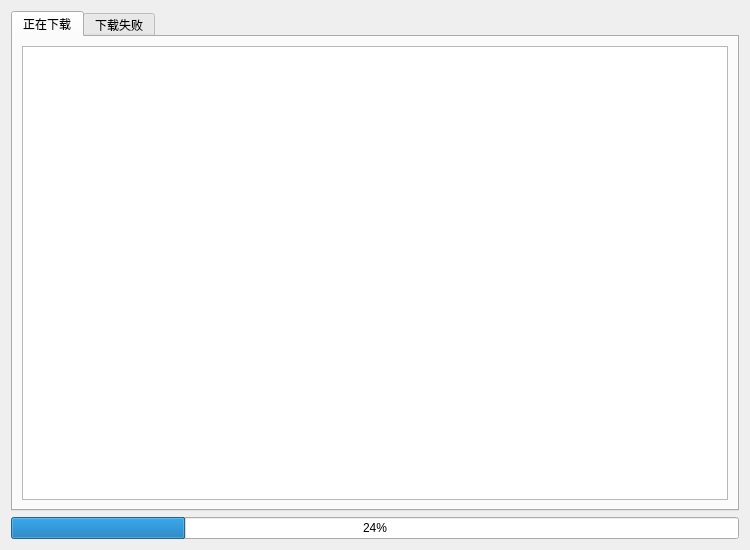
First picture: the form in ui/downloadqueuedialog.ui, repository jing332/xmly-downloader-qt5, before the edit.
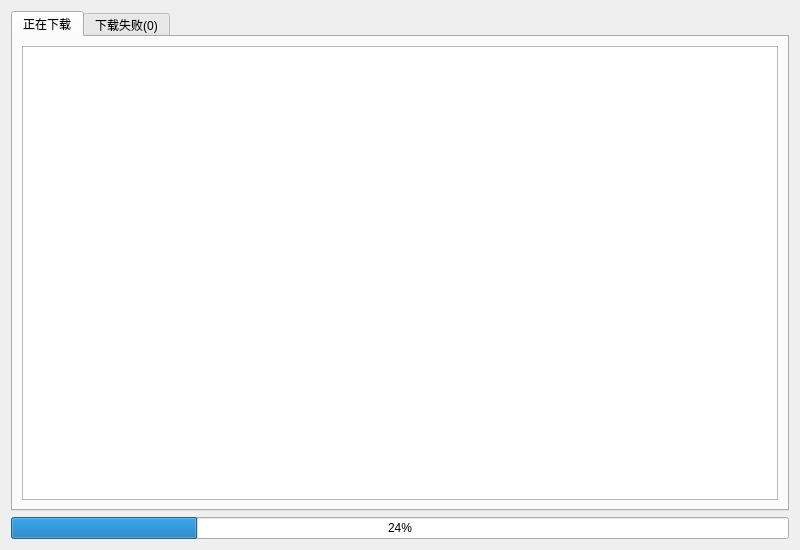
Second picture: the form after the edit.

Commit message: 一些UI的改动和支持追踪每个文件的下载进度

Patch:
```diff
--- a/ui/downloadqueuedialog.ui
+++ b/ui/downloadqueuedialog.ui
@@ -6,19 +6,28 @@
    <rect>
     <x>0</x>
     <y>0</y>
-    <width>750</width>
+    <width>800</width>
     <height>550</height>
    </rect>
   </property>
+  <property name="sizePolicy">
+   <sizepolicy hsizetype="Minimum" vsizetype="Preferred">
+    <horstretch>0</horstretch>
+    <verstretch>0</verstretch>
+   </sizepolicy>
+  </property>
   <property name="minimumSize">
    <size>
-    <width>500</width>
+    <width>670</width>
     <height>350</height>
    </size>
   </property>
   <property name="windowTitle">
    <string>下载管理</string>
   </property>
+  <property name="styleSheet">
+   <string notr="true"/>
+  </property>
   <layout class="QVBoxLayout" name="verticalLayout">
    <item>
     <widget class="QTabWidget" name="tabWidget">
@@ -34,13 +43,23 @@
       </attribute>
       <layout class="QHBoxLayout" name="horizontalLayout">
        <item>
-        <widget class="QListWidget" name="downloadingListWidget"/>
+        <widget class="QListWidget" name="downloadingListWidget">
+         <property name="styleSheet">
+          <string notr="true">QWidget:focus {
+	outline: none;
+}
+
+QListWidget::Item {
+	border-bottom:1px solid gray;
+}</string>
+         </property>
+        </widget>
        </item>
       </layout>
      </widget>
      <widget class="QWidget" name="tab_2">
       <attribute name="title">
-       <string>下载失败</string>
+       <string>下载失败(0)</string>
       </attribute>
       <layout class="QVBoxLayout" name="verticalLayout_2">
        <item>
```
The commit also changes 13 other files.
